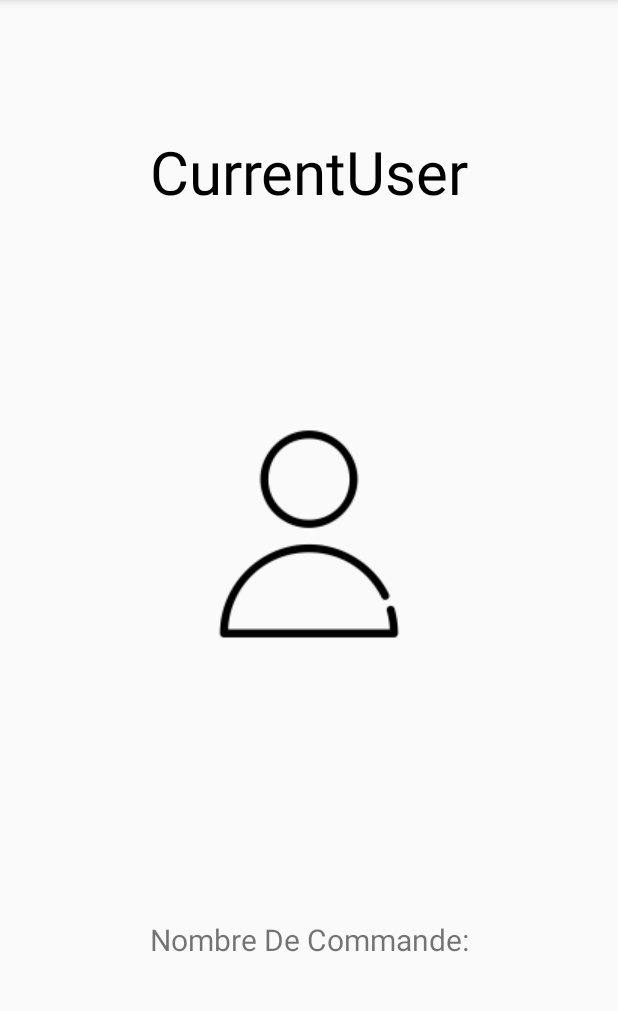
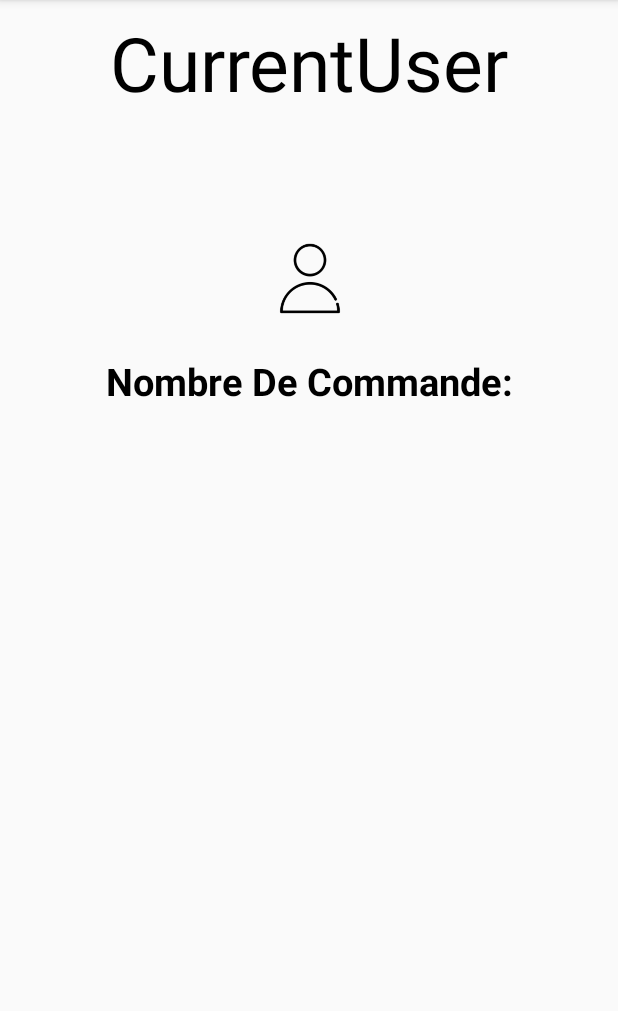
Before and after one commit to OnMyLevel/Bance_Project_2, an Android app: the HomeActivity screen opened directly, with no data from a screen before it, in the options menu, after a tap on "Account", on a phone screen of 412 x 824 dp, the part 84-1095 px from its top. Run offline under Robolectric (Android 15) with nearby library versions, the phone set to English and light mode, and no system bars; our stand-ins replace Firebase (no records; nobody signed in at launch, a user with empty details on screens opened directly), Picasso; network calls fail; pictures from the network do not load; 4 statements that could not run were skipped.

Commit message:
ajout de fichier sur les droits de ventes

```diff
--- a/app/src/main/java/com/example/christanismerilbanzouzi/bance_project/CaddyActivity.java
+++ b/app/src/main/java/com/example/christanismerilbanzouzi/bance_project/CaddyActivity.java
@@ -42,7 +42,6 @@ public class CaddyActivity extends AppCompatActivity implements ArticleLongAdapt
     private RequestQueue myRequest;
     private TextView textView;
 
-
     @Override
     protected void onCreate(Bundle savedInstanceState) {
         super.onCreate(savedInstanceState);
@@ -60,8 +59,6 @@ public class CaddyActivity extends AppCompatActivity implements ArticleLongAdapt
         textView = (TextView) findViewById(R.id.text_gallerie);
         Typeface myCust= Typeface.createFromAsset(getAssets(),"fonts/A_Box_For.ttf");
         textView.setTypeface(myCust);
-
-
 
     }
 
--- a/app/src/main/java/com/example/christanismerilbanzouzi/bance_project/Common/Common.java
+++ b/app/src/main/java/com/example/christanismerilbanzouzi/bance_project/Common/Common.java
@@ -9,5 +9,6 @@ import com.example.christanismerilbanzouzi.bance_project.Model.User;
 /* classe qui permet de partager des valeurs entre activité*/
 public class Common {
     public static User currentUser;
+    public static String droits= new String("");
     public static boolean Pop= true;
 }
--- a/app/src/main/java/com/example/christanismerilbanzouzi/bance_project/Detailsctivity.java
+++ b/app/src/main/java/com/example/christanismerilbanzouzi/bance_project/Detailsctivity.java
@@ -129,7 +129,7 @@ public class Detailsctivity extends AppCompatActivity {
     }
 
     private  String getFileExtension(Uri uri){
-        Log.i("GETFILEENTENSION", "getFileExtension: ");
+        Log.i("GET FILE ENTENSION", "getFileExtension: ");
         ContentResolver cR = getContentResolver();
         MimeTypeMap mime = MimeTypeMap.getSingleton();
         return  mime.getExtensionFromMimeType(cR.getType(uri));
--- a/app/src/main/java/com/example/christanismerilbanzouzi/bance_project/HomeActivity.java
+++ b/app/src/main/java/com/example/christanismerilbanzouzi/bance_project/HomeActivity.java
@@ -3,29 +3,19 @@ package com.example.christanismerilbanzouzi.bance_project;
 import android.content.Intent;
 import android.graphics.Typeface;
 import android.net.Uri;
-import android.os.Environment;
-import android.provider.MediaStore;
+import android.os.Bundle;
 import android.support.v7.app.AppCompatActivity;
-import android.os.Bundle;
-import android.support.v7.widget.LinearLayoutManager;
-import android.support.v7.widget.RecyclerView;
 import android.support.v7.widget.Toolbar;
 import android.util.Log;
 import android.view.Menu;
 import android.view.MenuItem;
-import android.view.View;
-import android.widget.MediaController;
 import android.widget.TextView;
 import android.widget.VideoView;
 
-import com.android.volley.RequestQueue;
-import com.android.volley.toolbox.Volley;
-import com.example.christanismerilbanzouzi.bance_project.Adapter.ArticleLongAdapter;
 import com.example.christanismerilbanzouzi.bance_project.Common.Common;
-import com.example.christanismerilbanzouzi.bance_project.Model.ArticleLong;
 import com.example.christanismerilbanzouzi.bance_project.Popup.Popup;
 
-import java.util.ArrayList;
+import static com.example.christanismerilbanzouzi.bance_project.Authentification.EXTRA_USER_NAME;
 
 public class HomeActivity extends AppCompatActivity {
 
@@ -34,19 +24,27 @@ public class HomeActivity extends AppCompatActivity {
     private TextView currentUser;
     private VideoView videoView;
     private  TextView textNews;
+    public  static  final  String EXTRA_USERNAME="Image";
 
     @Override
-    protected void onCreate(Bundle savedInstanceState) {
+    protected void onCreate(Bundle savedInstanceState){
+
         super.onCreate(savedInstanceState);
         setContentView(R.layout.activity_home);
-
 
         myToolBar =findViewById(R.id.toolbar);
         setSupportActionBar(myToolBar);
         myToolBar.setTitle("Home");
         currentUser = (TextView) findViewById(R.id.currentuser);
+        Intent intent = getIntent();
+        String name = intent.getStringExtra(EXTRA_USER_NAME);
+
         if(Common.Pop == true) {
-            startActivity(new Intent(HomeActivity.this, Popup.class));
+
+            Log.i("NAME USER", "USER NAME"+name.toString());
+            Intent popIntent = new Intent(this,Popup.class);
+            popIntent.putExtra(EXTRA_USER_NAME,name);
+            startActivity(popIntent);
         }
         textNews = (TextView) findViewById(R.id.titleNews);
         Typeface myCust= Typeface.createFromAsset(getAssets(),"fonts/A_Box_For.ttf");
@@ -67,14 +65,19 @@ public class HomeActivity extends AppCompatActivity {
             Intent sartItent = new Intent(getApplicationContext(),AccountActivity.class);
             startActivity(sartItent);
         }
+        else if (item.getItemId() == R.id.action_shop){
+            Log.i("Action_Caddy", "In action Caddy ");
+            Intent sartItent = new Intent(getApplicationContext(),CaddyActivity.class);
+            startActivity(sartItent);
+        }
         else if (item.getItemId() == R.id.action_caddy){
             Log.i("Action_Caddy", "In action Caddy ");
             Intent sartItent = new Intent(getApplicationContext(),ShopActivity.class);
             startActivity(sartItent);
         }
-        else if (item.getItemId() == R.id.action_shop){
-            Log.i("Action_Shop", "In action Shop");
-            Intent sartItent = new Intent(getApplicationContext(),CaddyActivity.class);
+        else if (item.getItemId() == R.id.action_droit){
+            Log.i("Action_Droi", "In Droits");
+            Intent sartItent = new Intent(getApplicationContext(),Droit.class);
             startActivity(sartItent);
         }
         else if (item.getItemId() == R.id.action_home){
@@ -91,9 +94,7 @@ public class HomeActivity extends AppCompatActivity {
                 startActivity(goToLocation);
             }
         }
-
         return true;
     }
 
-
 }
--- a/app/src/main/java/com/example/christanismerilbanzouzi/bance_project/ShopActivity.java
+++ b/app/src/main/java/com/example/christanismerilbanzouzi/bance_project/ShopActivity.java
@@ -63,7 +63,6 @@ public class ShopActivity extends AppCompatActivity {
         myToolBar = findViewById(toolbar);
         setSupportActionBar(myToolBar);
 
-
         // Init dataBase
         article = FirebaseDatabase.getInstance().getReference().child("Article");
         Log.i("Test", "onCreate: " + article.toString());
@@ -89,7 +88,7 @@ public class ShopActivity extends AppCompatActivity {
                         .setPositiveButton("OUI ", new DialogInterface.OnClickListener() {
                             @Override
                             public void onClick(DialogInterface dialogInterface, int i) {
-                                Common.currentUser.getNombreCmd();
+                                Common.currentUser.setNombreCmd(Common.currentUser.getNombreCmd()+1);
                                 notificationSet();
                                 finish();
                             }
--- a/app/src/main/res/layout/activity_account.xml
+++ b/app/src/main/res/layout/activity_account.xml
@@ -11,17 +11,20 @@
         layout="@layout/toolbar"/>
 
     <ImageView
+        android:contentDescription="@string/account"
         android:id="@+id/imageView3"
-        android:layout_width="wrap_content"
-        android:layout_height="wrap_content"
+        android:layout_width="161dp"
+        android:layout_height="86dp"
         android:layout_marginBottom="8dp"
         android:layout_marginEnd="8dp"
         android:layout_marginStart="8dp"
         android:layout_marginTop="8dp"
         app:layout_constraintBottom_toBottomOf="parent"
         app:layout_constraintEnd_toEndOf="parent"
+        app:layout_constraintHorizontal_bias="0.502"
         app:layout_constraintStart_toStartOf="parent"
         app:layout_constraintTop_toTopOf="parent"
+        app:layout_constraintVertical_bias="0.264"
         app:srcCompat="@drawable/if_account_1954192" />
 
     <TextView
@@ -33,9 +36,11 @@
         android:text="@string/currentuser"
         android:textAlignment="center"
         android:textColor="@color/colorBlack"
-        android:textSize="40sp"
+        android:textSize="50sp"
         app:layout_constraintBottom_toTopOf="@+id/imageView3"
-        app:layout_constraintTop_toBottomOf="@+id/toolbar" />
+        app:layout_constraintTop_toBottomOf="@+id/toolbar"
+        app:layout_constraintVertical_bias="0.0"
+        tools:layout_editor_absoluteX="0dp" />
 
     <TextView
         android:id="@+id/nbcommande"
@@ -45,12 +50,15 @@
         android:layout_marginEnd="8dp"
         android:layout_marginStart="8dp"
         android:layout_marginTop="8dp"
-        android:text="Nombre De Commande:"
-        android:textSize="20sp"
+        android:text="@string/nombre_de_commande"
         android:textAlignment="center"
+        android:textColor="@color/colorBlack"
+        android:textSize="25sp"
+        android:textStyle="bold"
         app:layout_constraintBottom_toBottomOf="parent"
         app:layout_constraintEnd_toEndOf="parent"
         app:layout_constraintStart_toStartOf="parent"
-        app:layout_constraintTop_toBottomOf="@+id/imageView3" />
+        app:layout_constraintTop_toBottomOf="@+id/imageView3"
+        app:layout_constraintVertical_bias="0.0" />
 
 </android.support.constraint.ConstraintLayout>
--- a/app/src/main/res/layout/activity_detailsctivity.xml
+++ b/app/src/main/res/layout/activity_detailsctivity.xml
@@ -31,7 +31,7 @@
         android:layout_height="wrap_content"
         android:text="@string/avaible_article_on"
         android:textSize="30sp"
-        android:layout_marginStart="100dp"
+        android:layout_marginStart="15dp"
         android:textColor="@color/colorBlack"/>
 
     <TextView
@@ -40,7 +40,7 @@
         android:layout_width="wrap_content"
         android:layout_height="wrap_content"
         android:text="@string/prix"
-        android:textSize="40sp"
+        android:textSize="30sp"
         android:layout_marginStart="185dp"
         android:textColor="@color/colorBlack"/>
 
--- a/app/src/main/res/layout/popwindow.xml
+++ b/app/src/main/res/layout/popwindow.xml
@@ -24,11 +24,12 @@
         android:layout_height="wrap_content"
         android:layout_below="@+id/helloView"
         android:layout_centerHorizontal="true"
-        android:layout_marginTop="11dp"
+        android:layout_marginTop="20dp"
         android:text="@string/username"
         android:textAlignment="center"
         android:textColor="@color/colorWhite"
-        android:textSize="20sp" />
+        android:textStyle="bold"
+        android:textSize="30sp" />
 
 
 </RelativeLayout>
--- a/app/src/main/res/menu/activity_main.xml
+++ b/app/src/main/res/menu/activity_main.xml
@@ -24,4 +24,8 @@
         android:icon="@drawable/ic_cart"
         app:showAsAction="always" />
 
+    <item
+        android:id="@+id/action_droit"
+        android:title="@string/droits" />
+
 </menu>
--- a/app/src/main/res/values/strings.xml
+++ b/app/src/main/res/values/strings.xml
@@ -35,7 +35,6 @@
     <string name="details">Details</string>
     <string name="votrepanier">Votre Pannier</string>
     <string name="description_article">...</string>
-    <string name="prix">Prix</string>
     <string name="image_artcicle">Image Artcicle</string>
     <string name="ajouter_au_pannier">Ajouter Au Pannier</string>
     <string name="gallerie">*GALLERIE*</string>
@@ -44,4 +43,10 @@
     <string name="comander">Comander</string>
     <string name="commander">Commander</string>
     <string name="comfirmerCommande">Comfirmer votre Commande ?</string>
+    <string name="droit">Droit</string>
+    <string name="droits">Droits</string>
+    <string name="nombre_de_commande">Nombre De Commande:</string>
+    <string name="account">Account</string>
+    <string name="prix">Prix</string>
+    <string name="nbcommnde">nbCommnde</string>
 </resources>
```
Also changed, not shown: app/src/main/AndroidManifest.xml (+6 -1 lines), app/src/main/java/com/example/christanismerilbanzouzi/bance_project/Authentification.java (+13 -9 lines), app/src/main/java/com/example/christanismerilbanzouzi/bance_project/Droit.java (added, +99 -0 lines), app/src/main/java/com/example/christanismerilbanzouzi/bance_project/MainActivity.java (+3 -4 lines), app/src/main/java/com/example/christanismerilbanzouzi/bance_project/Popup/Popup.java (+10 -3 lines), app/src/main/java/com/example/christanismerilbanzouzi/bance_project/service/GetDroit.java (added, +102 -0 lines), app/src/main/res/layout/activity_droit.xml (added, +21 -0 lines).
